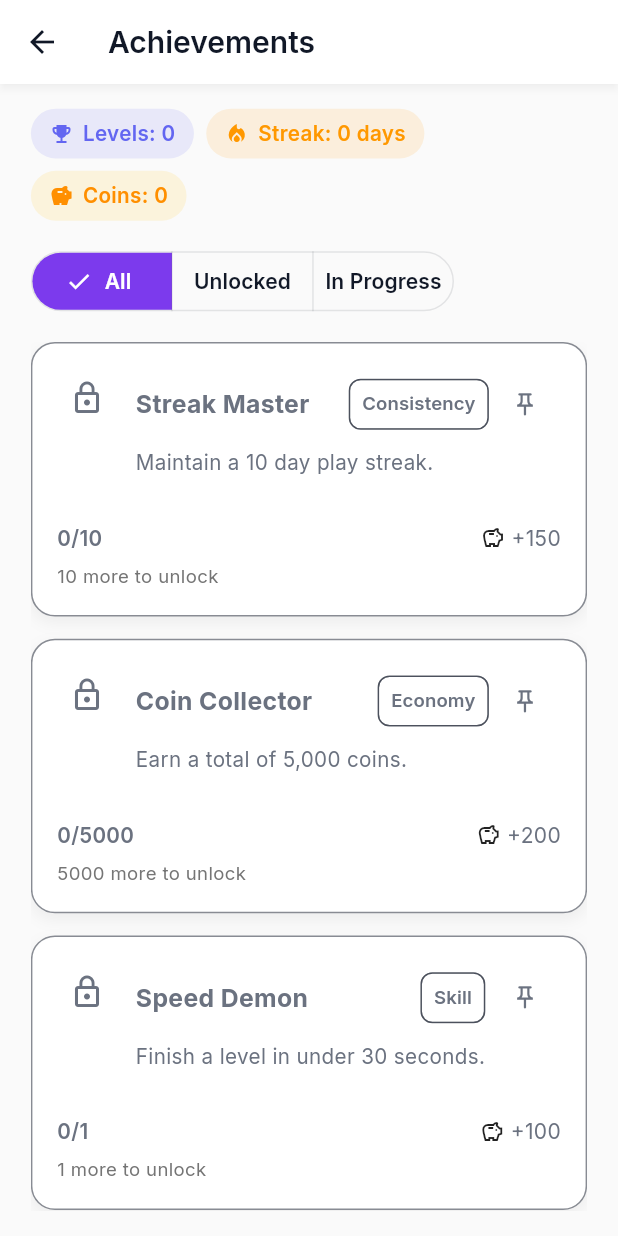
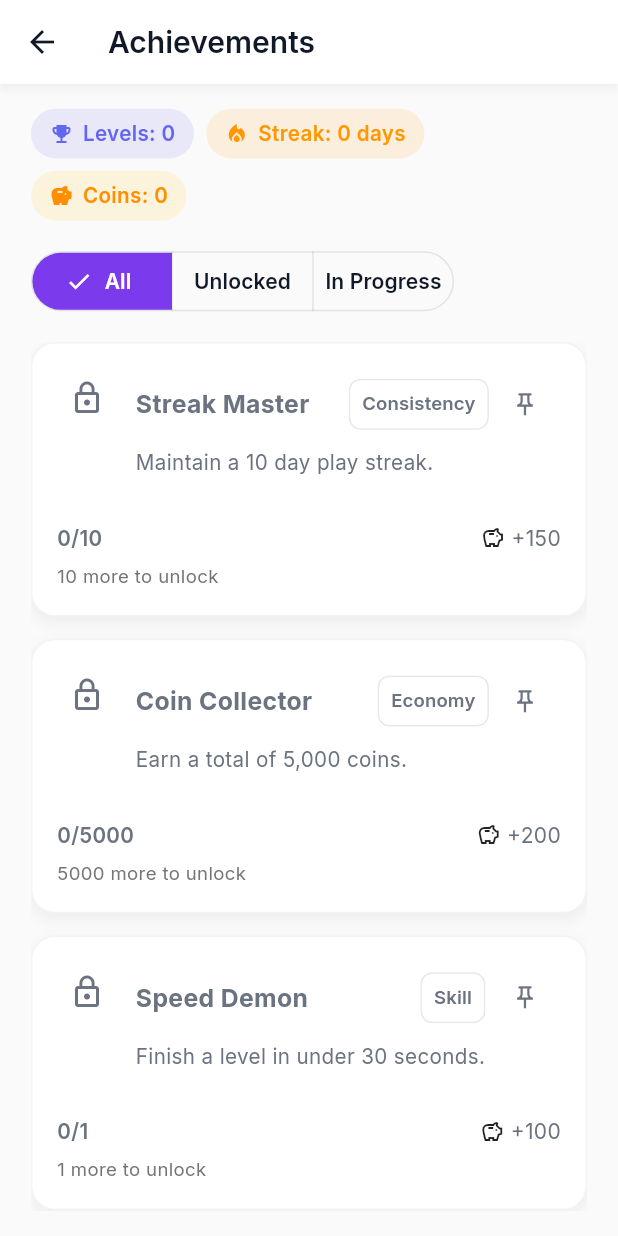
Before and after one commit to ArtificialSight/sortbliss, a Flutter app: the AchievementsScreen screen opened by its route, on a phone screen of 412 x 824 dp. Run offline on Flutter 3.47's test engine with Material 3 defaults, Android fonts, the phone set to English and light mode, and no system bars; our stand-ins replace audioplayers, cached_network_image, camera, connectivity_plus, dio, flutter_animate and 15 more; missing offline and left inert: flutter_tilt; accounts and stored records are empty; statements that could not run were skipped.

Commit message:
Fix analysis/code errors per CI logRefactor theme colors and card theme definitions

```diff
--- a/lib/theme/app_theme.dart
+++ b/lib/theme/app_theme.dart
@@ -58,7 +58,7 @@
       onSecondaryContainer: onSecondaryLight,
       tertiary: successLight,
       onTertiary: onPrimaryLight,
-      tertiaryContainer: successLight.withOpacity(0.1),
+      tertiaryContainer: Color.fromRGBO(16, 185, 129, 0.1),
       onTertiaryContainer: successLight,
       error: errorLight,
       onError: onErrorLight,
@@ -66,7 +66,7 @@
       onSurface: onSurfaceLight,
       onSurfaceVariant: textSecondaryLight,
       outline: dividerLight,
-      outlineVariant: dividerLight.withOpacity(0.5),
+      outlineVariant: Color.fromRGBO(17, 24, 39, 0.05),
       shadow: shadowLight,
       scrim: shadowLight,
       inverseSurface: surfaceDark,
@@ -74,15 +74,15 @@
       inversePrimary: primaryDark,
     ),
     scaffoldBackgroundColor: backgroundLight,
-    cardTheme: const CardTheme(
+    cardTheme: CardThemeData(
       color: surfaceLight,
       elevation: 2,
       shadowColor: shadowLight,
       surfaceTintColor: Colors.transparent,
-      shape: RoundedRectangleBorder(
+      shape: const RoundedRectangleBorder(
         borderRadius: BorderRadius.all(Radius.circular(12)),
       ),
-      margin: EdgeInsets.all(8),
+      margin: const EdgeInsets.all(8),
     ),
     appBarTheme: AppBarTheme(
       backgroundColor: surfaceLight,
@@ -115,7 +115,7 @@
       onSecondaryContainer: onSecondaryDark,
       tertiary: successDark,
       onTertiary: onPrimaryDark,
-      tertiaryContainer: successDark.withOpacity(0.2),
+      tertiaryContainer: Color.fromRGBO(16, 185, 129, 0.2),
       onTertiaryContainer: successDark,
       error: errorDark,
       onError: onErrorDark,
@@ -123,7 +123,7 @@
       onSurface: onSurfaceDark,
       onSurfaceVariant: textSecondaryDark,
       outline: dividerDark,
-      outlineVariant: dividerDark.withOpacity(0.5),
+      outlineVariant: Color.fromRGBO(248, 250, 252, 0.05),
       shadow: shadowDark,
       scrim: shadowDark,
       inverseSurface: surfaceLight,
@@ -131,15 +131,15 @@
       inversePrimary: primaryLight,
     ),
     scaffoldBackgroundColor: backgroundDark,
-    cardTheme: const CardTheme(
+    cardTheme: CardThemeData(
       color: surfaceDark,
       elevation: 2,
       shadowColor: shadowDark,
       surfaceTintColor: Colors.transparent,
-      shape: RoundedRectangleBorder(
+      shape: const RoundedRectangleBorder(
         borderRadius: BorderRadius.all(Radius.circular(12)),
       ),
-      margin: EdgeInsets.all(8),
+      margin: const EdgeInsets.all(8),
     ),
     appBarTheme: AppBarTheme(
       backgroundColor: surfaceDark,
```
